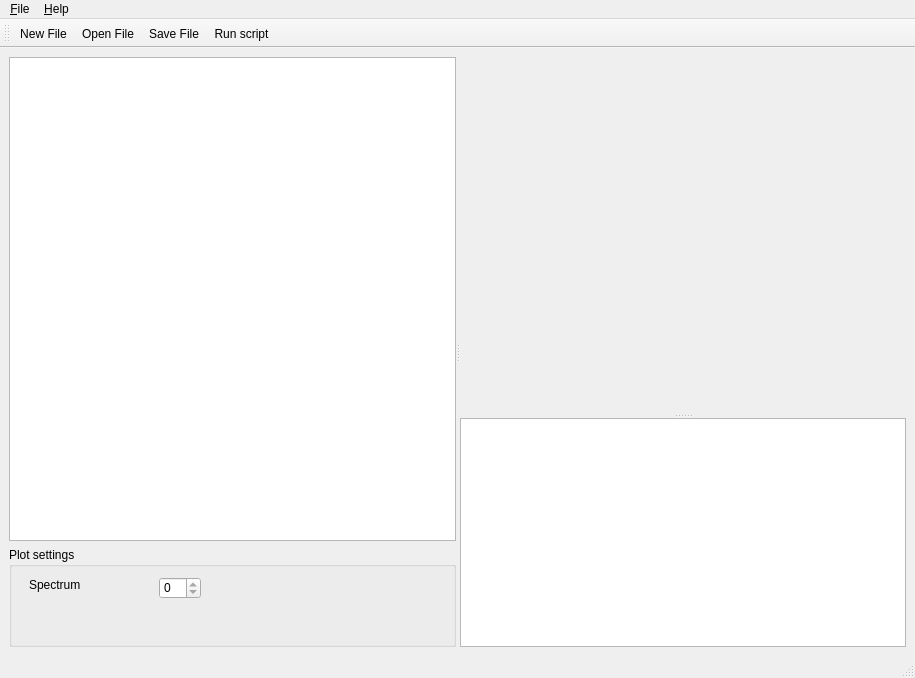
First picture: the form in qjabs/mainwindow.ui, repository JYU-IBA/jabs, before the edit.
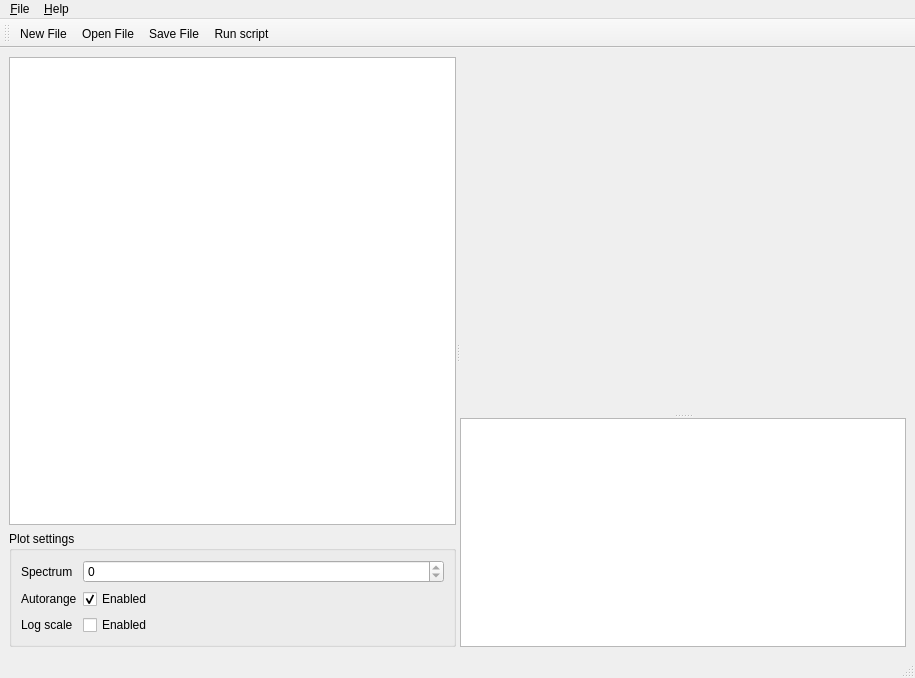
Second picture: the form after the edit. Icons and pictures are not drawn. Custom widgets are drawn as their Qt base class.

Commit message: Autorange (vertical) and log scale for spectrum plot. Return of the ugly plot options UI-thingy.

Diff of the .ui file:
```diff
--- a/qjabs/mainwindow.ui
+++ b/qjabs/mainwindow.ui
@@ -27,6 +27,12 @@
         </item>
         <item>
          <widget class="QGroupBox" name="groupBox">
+          <property name="sizePolicy">
+           <sizepolicy hsizetype="Preferred" vsizetype="Minimum">
+            <horstretch>0</horstretch>
+            <verstretch>0</verstretch>
+           </sizepolicy>
+          </property>
           <property name="minimumSize">
            <size>
             <width>150</width>
@@ -36,32 +42,59 @@
           <property name="title">
            <string>Plot settings</string>
           </property>
+          <layout class="QFormLayout" name="formLayout">
+           <item row="0" column="0">
           <widget class="QLabel" name="label">
-           <property name="geometry">
-            <rect>
-             <x>20</x>
-             <y>30</y>
-             <width>60</width>
-             <height>16</height>
-            </rect>
-           </property>
            <property name="text">
             <string>Spectrum</string>
            </property>
           </widget>
+           </item>
+           <item row="0" column="1">
           <widget class="QSpinBox" name="plotSpinBox">
-           <property name="geometry">
-            <rect>
-             <x>150</x>
-             <y>30</y>
-             <width>42</width>
-             <height>22</height>
-            </rect>
-           </property>
            <property name="maximum">
             <number>0</number>
            </property>
           </widget>
+           </item>
+           <item row="1" column="0">
+            <widget class="QLabel" name="label_2">
+             <property name="text">
+              <string>Autorange</string>
+             </property>
+            </widget>
+           </item>
+           <item row="1" column="1">
+            <widget class="QCheckBox" name="autoRangeCheckBox">
+             <property name="sizePolicy">
+              <sizepolicy hsizetype="Minimum" vsizetype="Fixed">
+               <horstretch>0</horstretch>
+               <verstretch>0</verstretch>
+              </sizepolicy>
+             </property>
+             <property name="text">
+              <string>Enabled</string>
+             </property>
+             <property name="checked">
+              <bool>true</bool>
+             </property>
+            </widget>
+           </item>
+           <item row="2" column="0">
+            <widget class="QLabel" name="label_3">
+             <property name="text">
+              <string>Log scale</string>
+             </property>
+            </widget>
+           </item>
+           <item row="2" column="1">
+            <widget class="QCheckBox" name="logScaleCheckBox">
+             <property name="text">
+              <string>Enabled</string>
+             </property>
+            </widget>
+           </item>
+          </layout>
          </widget>
         </item>
        </layout>
```
Lines whose indentation alone changed are shown as unchanged. The commit also changes 4 other files.
